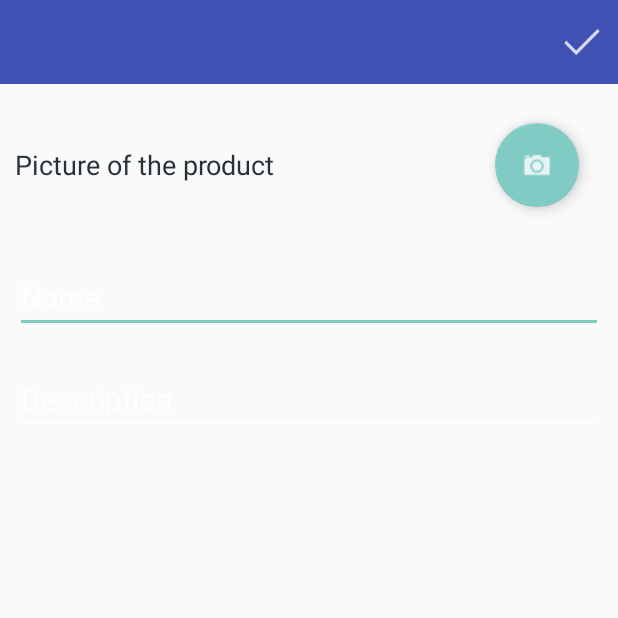
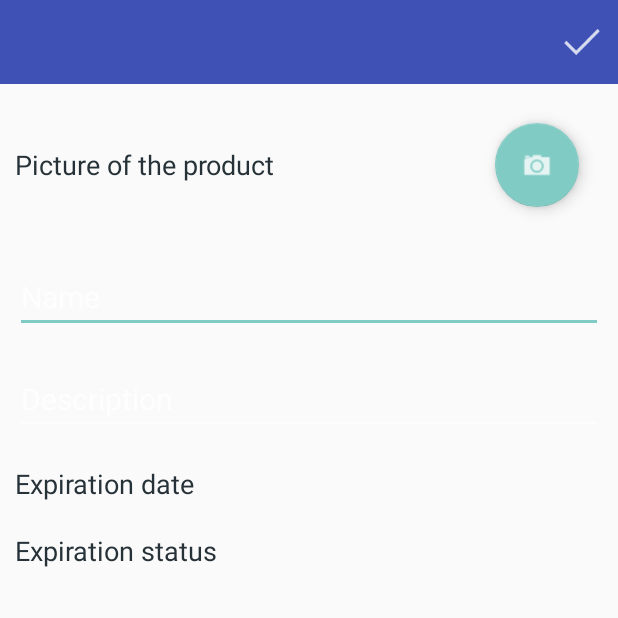
Before and after one commit to cristinaco/licenta, an Android app: the AddProductActivity screen opened directly, with no data from a screen before it, after a tap on an icon or button, on a phone screen of 412 x 824 dp, the top half of it. Run offline under Robolectric (Android 15) with nearby library versions, the light colour scheme and no system bars; libraries missing offline, so code that uses them is left out: com.melnykov.fab, com.rengwuxian.materialedittext; plain views replace FloatingActionButton, MaterialEditText; 4 statements that could not run were skipped.

Commit message:
Started to implement the action of saving the product.

```diff
--- a/app/src/main/java/ro/utcn/foodapp/camera/PreviewPhotoActivity.java
+++ b/app/src/main/java/ro/utcn/foodapp/camera/PreviewPhotoActivity.java
@@ -60,9 +60,7 @@ public class PreviewPhotoActivity extends Activity {
                 Picasso.with(getApplicationContext()).invalidate(file);
 
                 Intent resultIntent = new Intent();
-
-                resultIntent.putExtra("save", 0);
-                setResult(Activity.RESULT_OK, resultIntent);
+                setResult(Activity.RESULT_CANCELED, resultIntent);
 
                 PreviewPhotoActivity.this.finish();
             }
@@ -76,6 +74,11 @@ public class PreviewPhotoActivity extends Activity {
 
                 OcrInitAsyncTask ocrInitAsyncTask = new OcrInitAsyncTask(PreviewPhotoActivity.this, tessBaseAPI, bitmap);
                 ocrInitAsyncTask.execute();
+
+                Intent resultIntent = new Intent();
+                setResult(Activity.RESULT_OK, resultIntent);
+
+                //PreviewPhotoActivity.this.finish();
             }
         });
     }
--- a/app/src/main/java/ro/utcn/foodapp/model/Product.java
+++ b/app/src/main/java/ro/utcn/foodapp/model/Product.java
@@ -1,6 +1,7 @@
 package ro.utcn.foodapp.model;
 
 import java.util.Date;
+import java.util.List;
 
 /**
  * Created by coponipi on 19.04.2015.
@@ -12,6 +13,7 @@ public class Product {
     private int piecesNumber;
     private Date expirationDate;
     private String expirationStatus;
+    private List<String> urls;
 
     public String getUid() {
         return uid;
@@ -60,4 +62,12 @@ public class Product {
     public void setExpirationStatus(String expirationStatus) {
         this.expirationStatus = expirationStatus;
     }
+
+    public List<String> getUrls() {
+        return urls;
+    }
+
+    public void setUrls(List<String> urls) {
+        this.urls = urls;
+    }
 }
--- a/app/src/main/java/ro/utcn/foodapp/presentation/activities/AddProductActivity.java
+++ b/app/src/main/java/ro/utcn/foodapp/presentation/activities/AddProductActivity.java
@@ -8,17 +8,25 @@ import android.support.v7.app.ActionBarActivity;
 import android.view.Menu;
 import android.view.MenuItem;
 import android.view.View;
+import android.widget.TextView;
 import android.widget.Toast;
 
 import com.melnykov.fab.FloatingActionButton;
+import com.rengwuxian.materialedittext.MaterialEditText;
 
 import java.io.File;
+import java.util.ArrayList;
+import java.util.List;
+import java.util.Random;
+import java.util.UUID;
 
 import ro.utcn.foodapp.R;
 import ro.utcn.foodapp.camera.CameraActivity;
+import ro.utcn.foodapp.model.Product;
 import ro.utcn.foodapp.utils.FileUtil;
 
 public class AddProductActivity extends ActionBarActivity {
+
     public static final int TAKE_PICTURE = 1;
     public static final String TEMP_FILE_PATH = "TEMP_FILE_PATH";
     public static final String TEMP_DIR_PATH = "TEMP_DIR_PATH";
@@ -26,6 +34,13 @@ public class AddProductActivity extends ActionBarActivity {
     private File tempDir;
     private File tempFilePath;
     private FloatingActionButton takePicture;
+    private MaterialEditText productNameEditText;
+    private MaterialEditText productDescriptionEditText;
+    private TextView productExpDateEditText;
+    private TextView productExpStatusEditText;
+
+    private Product newProduct;
+    private List<String> urls;
 
     @Override
     protected void onCreate(Bundle savedInstanceState) {
@@ -34,10 +49,18 @@ public class AddProductActivity extends ActionBarActivity {
         ActionBar ab = getSupportActionBar();
         ab.setTitle(R.string.title_activity_add_product);
         takePicture = (FloatingActionButton) findViewById(R.id.activity_add_product_button_take_picture);
+        productNameEditText = (MaterialEditText) findViewById(R.id.activity_add_product_name);
+        productDescriptionEditText = (MaterialEditText) findViewById(R.id.activity_add_product_description);
+        productExpDateEditText = (TextView) findViewById(R.id.activity_add_product_exp_date);
+        productExpStatusEditText = (TextView) findViewById(R.id.activity_add_product_exp_status);
 
-        // TODO Create the directory with the user's username
+        // TODO Create the directory with the user's username or with the product uid/name
         this.tempDir = new File(FileUtil.getDrTempDir(this), "username");
         this.tempDir.mkdirs();
+
+        newProduct = new Product();
+        newProduct.setUid(String.valueOf(UUID.randomUUID()));
+        urls = new ArrayList<>();
         setListeners();
     }
 
@@ -57,11 +80,26 @@ public class AddProductActivity extends ActionBarActivity {
         int id = item.getItemId();
 
         //noinspection SimplifiableIfStatement
-        if (id == R.id.action_settings) {
+        if (id == R.id.action_save) {
+            saveProduct();
             return true;
         }
 
         return super.onOptionsItemSelected(item);
+    }
+
+    @Override
+    protected void onActivityResult(int requestCode, int resultCode, Intent data) {
+        if(requestCode == TAKE_PICTURE){
+            if(resultCode == RESULT_OK){
+                urls.add(this.tempFilePath.getAbsolutePath());
+            }
+        }
+    }
+
+    private void saveProduct() {
+
+
     }
 
     private void setListeners() {
@@ -69,14 +107,11 @@ public class AddProductActivity extends ActionBarActivity {
             @Override
             public void onClick(View v) {
                 if (Camera.getNumberOfCameras() > 0) {
-
                     final Intent takePictureIntent = new Intent(AddProductActivity.this, CameraActivity.class);
                     tempFilePath = new File(tempDir, String.valueOf(System.currentTimeMillis() + ".jpg"));
                     takePictureIntent.putExtra(TEMP_FILE_PATH, tempFilePath.getAbsolutePath());
                     takePictureIntent.putExtra(TEMP_DIR_PATH, tempDir.getAbsolutePath());
-
                     tempFilePath.getParentFile().mkdirs();
-                    //takePictureIntent.putExtra(MediaStore.EXTRA_OUTPUT, Uri.fromFile(InputDefectDataFragment.this.tempFilePath));
 
                     startActivityForResult(takePictureIntent, TAKE_PICTURE);
                 } else {
--- a/app/src/main/res/layout/activity_add_product.xml
+++ b/app/src/main/res/layout/activity_add_product.xml
@@ -20,8 +20,8 @@
             android:layout_height="wrap_content"
             android:layout_gravity="center_vertical"
             android:textSize="18sp"
-            android:textColor="@color/material_blue_grey_900"
-            android:text="@string/activity_add_product_image" />
+            android:textColorHint="@color/material_blue_grey_900"
+            android:hint="@string/activity_add_product_image" />
 
         <RelativeLayout
             android:layout_width="match_parent"
@@ -43,7 +43,7 @@
 
 
     <com.rengwuxian.materialedittext.MaterialEditText
-        android:id="@+id/activity_add_product_edit_text_product_name"
+        android:id="@+id/activity_add_product_name"
         android:layout_width="match_parent"
         android:layout_height="wrap_content"
         android:layout_margin="10dip"
@@ -57,7 +57,7 @@
         app:met_singleLineEllipsis="true" />
 
     <com.rengwuxian.materialedittext.MaterialEditText
-        android:id="@+id/activity_add_product_edit_text_product_description"
+        android:id="@+id/activity_add_product_description"
         android:layout_width="match_parent"
         android:layout_height="wrap_content"
         android:layout_margin="10dip"
@@ -69,5 +69,23 @@
         app:met_floatingLabel="highlight"
         app:met_primaryColor="@color/ripple"
         app:met_singleLineEllipsis="true" />
+    <TextView
+        android:id="@+id/activity_add_product_exp_date"
+        android:layout_width="match_parent"
+        android:layout_height="wrap_content"
+        android:layout_margin="10dip"
+        android:layout_gravity="center_vertical"
+        android:textSize="18sp"
+        android:textColorHint="@color/material_blue_grey_900"
+        android:hint="@string/product_expiration_date"/>
+    <TextView
+        android:id="@+id/activity_add_product_exp_status"
+        android:layout_width="match_parent"
+        android:layout_height="wrap_content"
+        android:layout_margin="10dip"
+        android:layout_gravity="center_vertical"
+        android:textSize="18sp"
+        android:textColorHint="@color/material_blue_grey_900"
+        android:hint="@string/product_expiration_status"/>
 
 </LinearLayout>
--- a/app/src/main/res/values/strings.xml
+++ b/app/src/main/res/values/strings.xml
@@ -30,5 +30,7 @@
     <string name="product_description">Description</string>
     <string name="action_save">Save</string>
     <string name="activity_add_product_image">Picture of the product</string>
+    <string name="product_expiration_date">Expiration date</string>
+    <string name="product_expiration_status">Expiration status</string>
 
 </resources>
```
